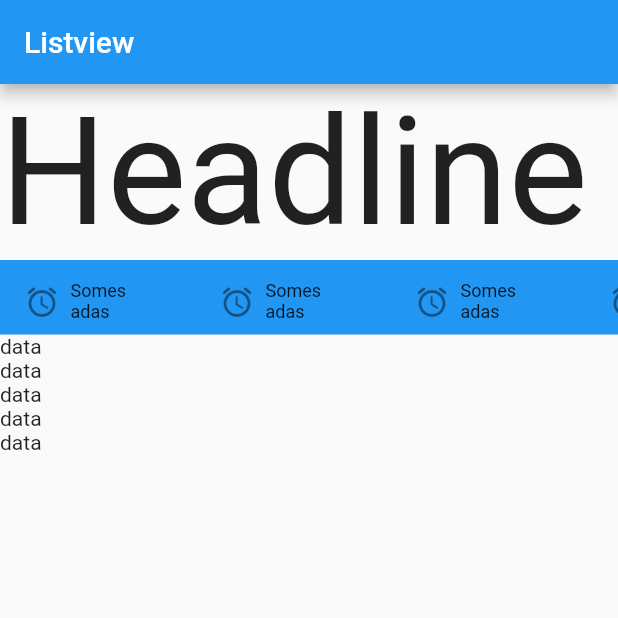
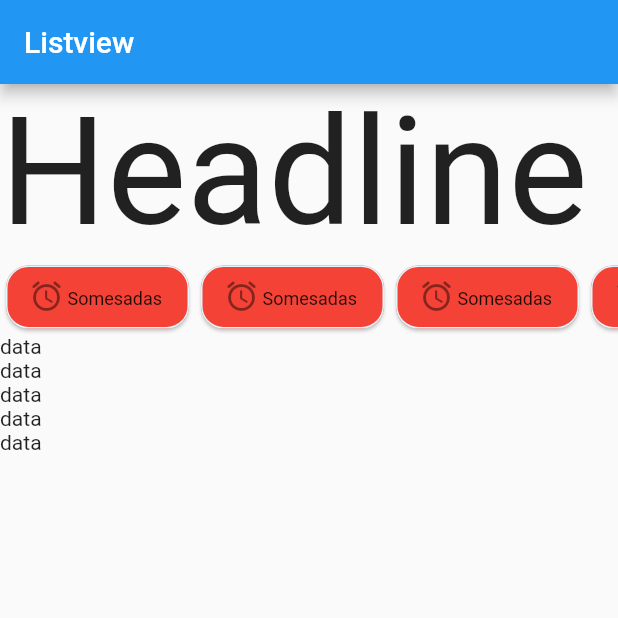
Before and after one commit to MichaelCarrick16/DemoFlutter03012022, a Flutter app: the screen it shows after launch, on a phone screen of 412 x 824 dp, the top half of it. Run offline on Flutter 3.47's test engine with Material 2 defaults, Android fonts, the phone set to English and light mode, and no system bars.

Commit message:
hieppd-04012022

```diff
--- a/lib/main.dart
+++ b/lib/main.dart
@@ -58,22 +58,35 @@ class _MyHomePageState extends State<MyHomePage> {
                 scrollDirection: Axis.horizontal,
                 shrinkWrap: true,
                 itemCount: 15,
-                itemBuilder: (BuildContext context, int index) =>
-                    Container(
+                itemBuilder: (BuildContext context, int index) => Container(
                   // set size cho từng item . Nếu horizotal thì cần width , vertical : height
                   width: 130,
                   height: 0,
-                  color: Colors.blue,
+                  child: Card(
+                    shape: OutlineInputBorder(
+                        borderRadius: BorderRadius.circular(15),
+                        borderSide: BorderSide(
+                            width: 1.0, color: Colors.lightBlue.shade50)),
+                    color: Colors.red,
+                    child: Center(
                       child: ListTile(
-                    leading: Icon(Icons.access_alarm_rounded),
+                        contentPadding: EdgeInsets.fromLTRB(0, 0, 0, 0),
+                        leading: Transform.translate(
+                            offset: Offset(15, -8),
+                            child: Icon(Icons.access_alarm_rounded)),
                         title: Transform.translate(
-                      offset: Offset(-25, 0),
-                      child: Text('Somesadas' , style: TextStyle(fontSize: 12),),
+                          offset: Offset(-15, -6),
+                          child: Text(
+                            'Somesadas',
+                            style: TextStyle(fontSize: 12),
+                          ),
                         ),
                         onTap: () {
                           print(index.toString());
                           FocusScope.of(context).unfocus();
                         },
+                      ),
+                    ),
                   ),
                 ),
               ),
```
Lines whose indentation alone changed are shown as unchanged.
